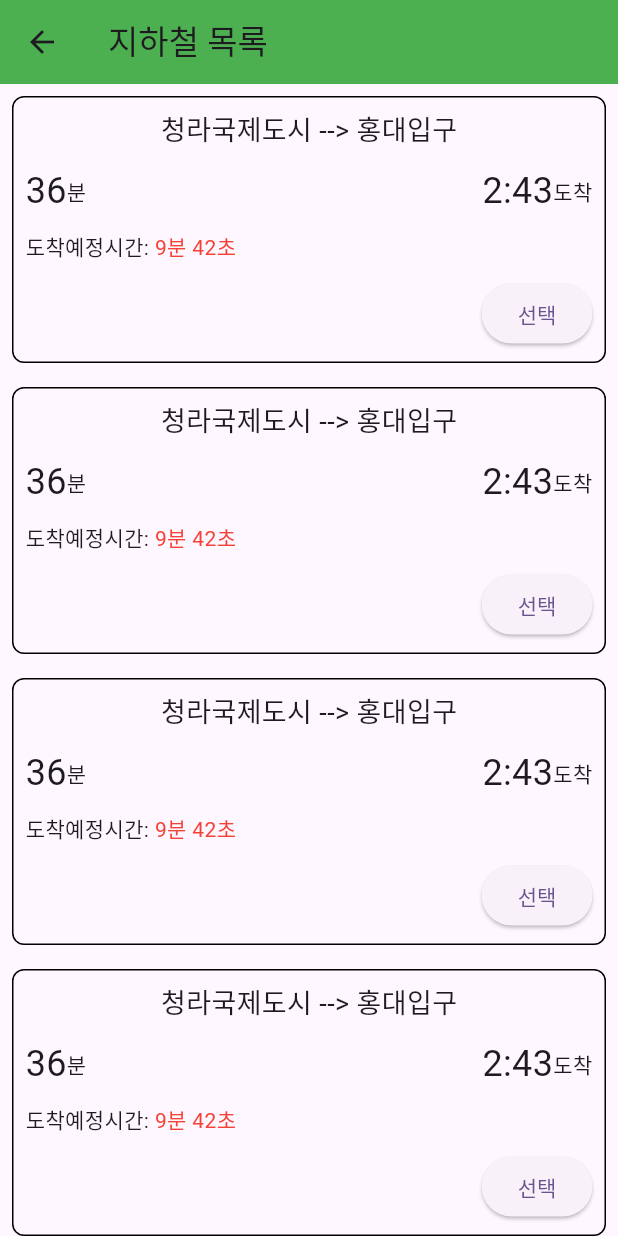
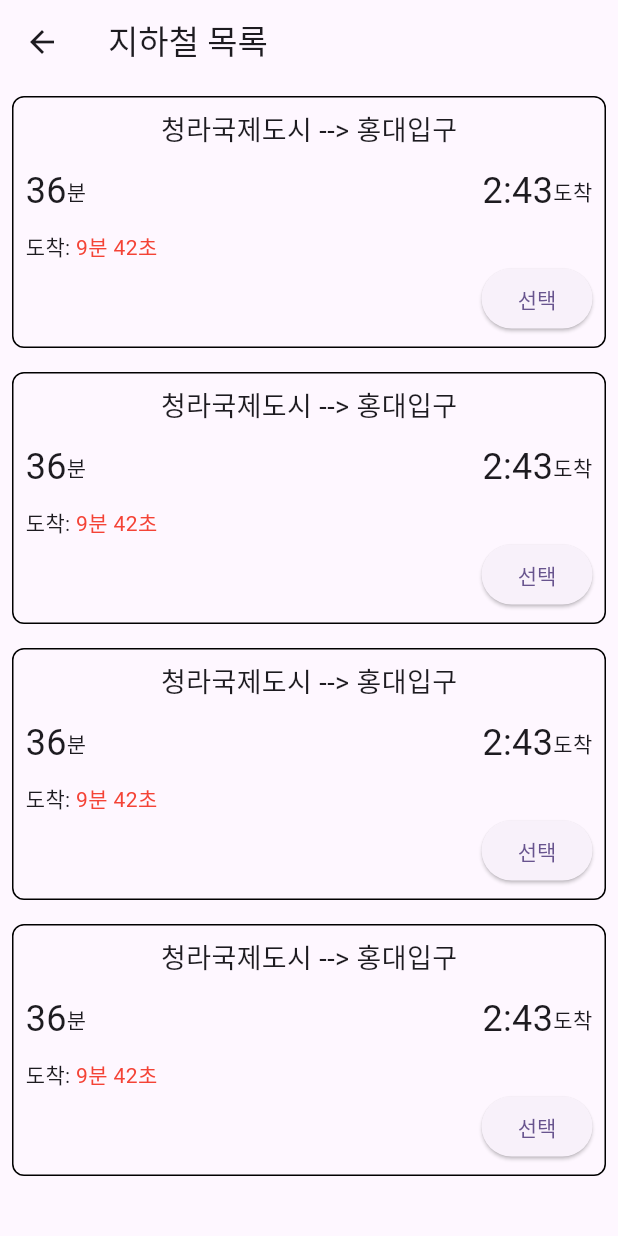
Before and after one commit to victorshin12/subwayapp, a Flutter app: the SubwayList screen opened directly, on a phone screen of 412 x 824 dp. Run offline on Flutter 3.47's test engine with Material 2 defaults, Android fonts, the phone set to English and light mode, and no system bars; our stand-ins replace dropdown_button2.

Commit message:
padding fix for subway list

```diff
--- a/lib/main.dart
+++ b/lib/main.dart
@@ -24,7 +24,7 @@ class MyApp extends StatelessWidget {
         colorScheme: ColorScheme.fromSeed(seedColor: Colors.deepPurple),
         useMaterial3: true,
       ),
-      home: WaitScreen(),
+      home: SubwayList(),
     );
   }
 }
--- a/lib/subwaylist.dart
+++ b/lib/subwaylist.dart
@@ -15,7 +15,7 @@ class _SubwayListState extends State<SubwayList> {
   Widget build(BuildContext context) {
     return Scaffold(
       appBar: AppBar(
-          backgroundColor: Colors.green, title: const Text("지하철 목록")),
+          backgroundColor: Colors.transparent, title: const Text("지하철 목록")),
       body: SingleChildScrollView(
         child: Column(
           children: [
@@ -69,11 +69,10 @@ class SubwayCard extends StatelessWidget {
               SizedBox(height: 10),
               Row(
                 children: [
-                  Text("도착예정시간: "),
+                  Text("도착: "),
                   Text("9분 42초", style: TextStyle(color: Colors.red)),
                 ],
               ),
-              SizedBox(height: 10),
               Align(
                 alignment: Alignment.centerRight,
                 child: ElevatedButton(
```
